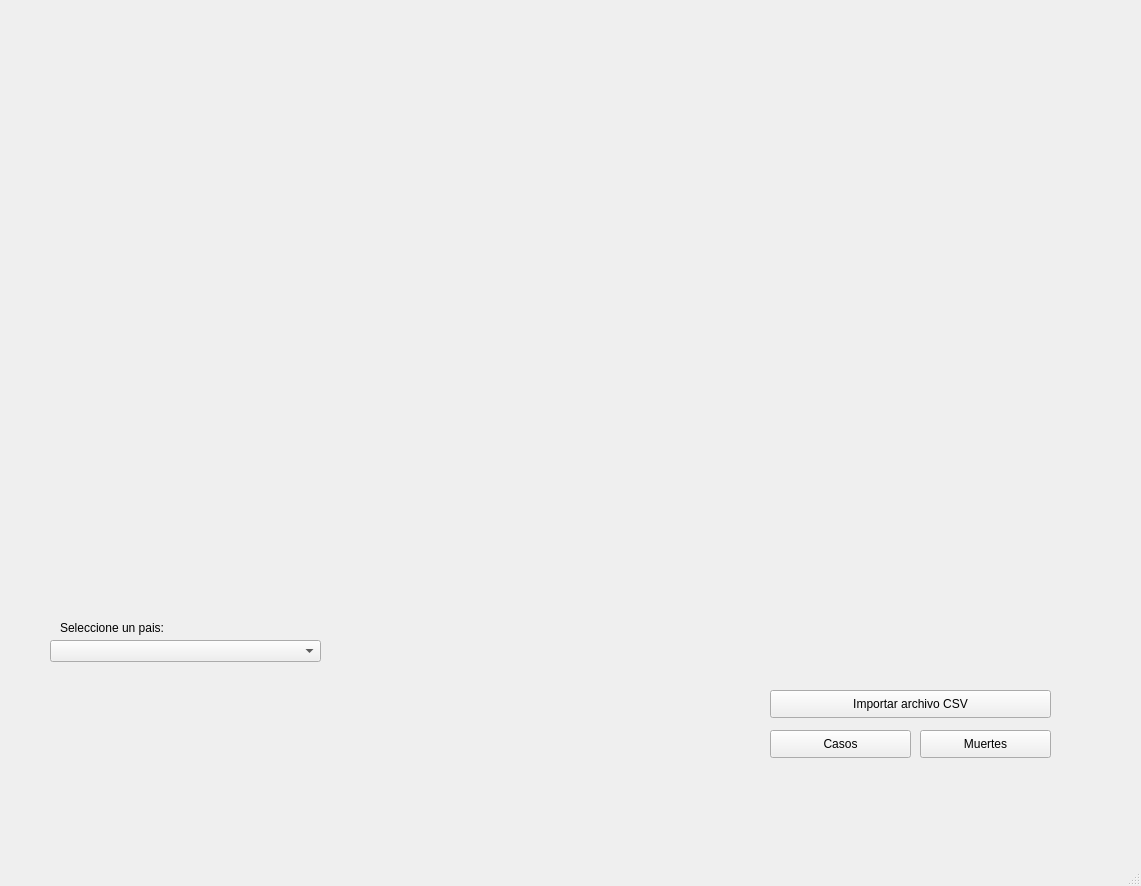
This is src/appMain.ui in CristianGaona/Covid-19-python-QtDesigner as Qt 5 draws it before an edit. The edited form follows.
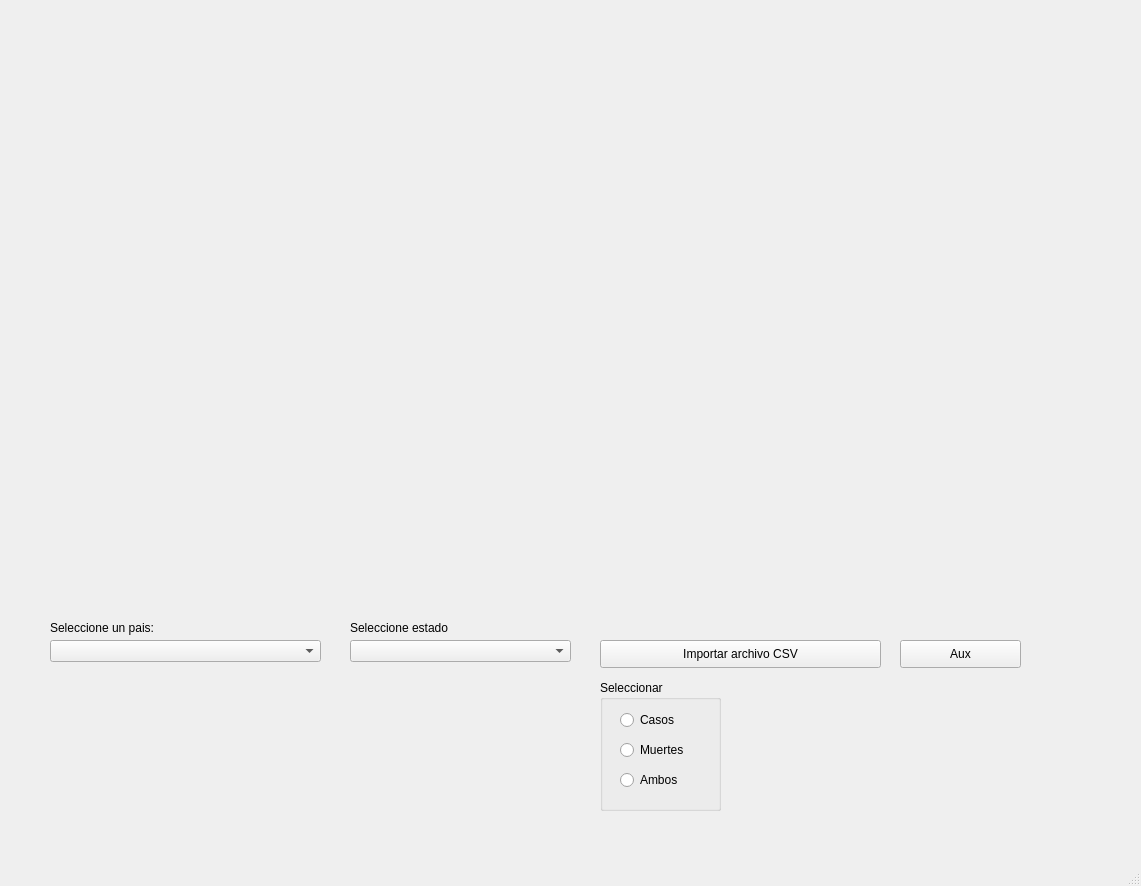
This is the edited form. Custom widgets are drawn as their Qt base class.

Commit message: Agregando estados en dependencia de cada pais

What changed in the file:
```diff
--- a/src/appMain.ui
+++ b/src/appMain.ui
@@ -24,37 +24,11 @@
      </rect>
     </property>
    </widget>
-   <widget class="QPushButton" name="bntGraficar">
-    <property name="geometry">
-     <rect>
-      <x>770</x>
-      <y>730</y>
-      <width>141</width>
-      <height>28</height>
-     </rect>
-    </property>
-    <property name="text">
-     <string>Casos</string>
-    </property>
-   </widget>
-   <widget class="QPushButton" name="bntMuertes">
-    <property name="geometry">
-     <rect>
-      <x>920</x>
-      <y>730</y>
-      <width>131</width>
-      <height>28</height>
-     </rect>
-    </property>
-    <property name="text">
-     <string>Muertes</string>
-    </property>
-   </widget>
    <widget class="QPushButton" name="bntCargarCSV">
     <property name="geometry">
      <rect>
-      <x>770</x>
-      <y>690</y>
+      <x>600</x>
+      <y>640</y>
       <width>281</width>
       <height>28</height>
      </rect>
@@ -76,7 +50,7 @@
    <widget class="QLabel" name="label">
     <property name="geometry">
      <rect>
-      <x>60</x>
+      <x>50</x>
       <y>620</y>
       <width>171</width>
       <height>16</height>
@@ -86,6 +60,94 @@
      <string>Seleccione un pais:</string>
     </property>
    </widget>
+   <widget class="QPushButton" name="bntBoth">
+    <property name="geometry">
+     <rect>
+      <x>900</x>
+      <y>640</y>
+      <width>121</width>
+      <height>28</height>
+     </rect>
+    </property>
+    <property name="text">
+     <string>Aux</string>
+    </property>
+   </widget>
+   <widget class="QGroupBox" name="groupBox">
+    <property name="geometry">
+     <rect>
+      <x>600</x>
+      <y>680</y>
+      <width>121</width>
+      <height>131</height>
+     </rect>
+    </property>
+    <property name="title">
+     <string>Seleccionar</string>
+    </property>
+    <widget class="QRadioButton" name="radioButtonCasos">
+     <property name="geometry">
+      <rect>
+       <x>20</x>
+       <y>30</y>
+       <width>95</width>
+       <height>20</height>
+      </rect>
+     </property>
+     <property name="text">
+      <string>Casos</string>
+     </property>
+    </widget>
+    <widget class="QRadioButton" name="radioButtonMuertes">
+     <property name="geometry">
+      <rect>
+       <x>20</x>
+       <y>60</y>
+       <width>95</width>
+       <height>20</height>
+      </rect>
+     </property>
+     <property name="text">
+      <string>Muertes</string>
+     </property>
+    </widget>
+    <widget class="QRadioButton" name="radioButtonAmbos">
+     <property name="geometry">
+      <rect>
+       <x>20</x>
+       <y>90</y>
+       <width>95</width>
+       <height>20</height>
+      </rect>
+     </property>
+     <property name="text">
+      <string>Ambos</string>
+     </property>
+    </widget>
+   </widget>
+   <widget class="QComboBox" name="comboBoxEstado">
+    <property name="geometry">
+     <rect>
+      <x>350</x>
+      <y>640</y>
+      <width>221</width>
+      <height>22</height>
+     </rect>
+    </property>
+   </widget>
+   <widget class="QLabel" name="label_2">
+    <property name="geometry">
+     <rect>
+      <x>350</x>
+      <y>620</y>
+      <width>171</width>
+      <height>16</height>
+     </rect>
+    </property>
+    <property name="text">
+     <string>Seleccione estado</string>
+    </property>
+   </widget>
   </widget>
   <widget class="QMenuBar" name="menubar">
    <property name="geometry">
```
The commit also changes 1 other file.
